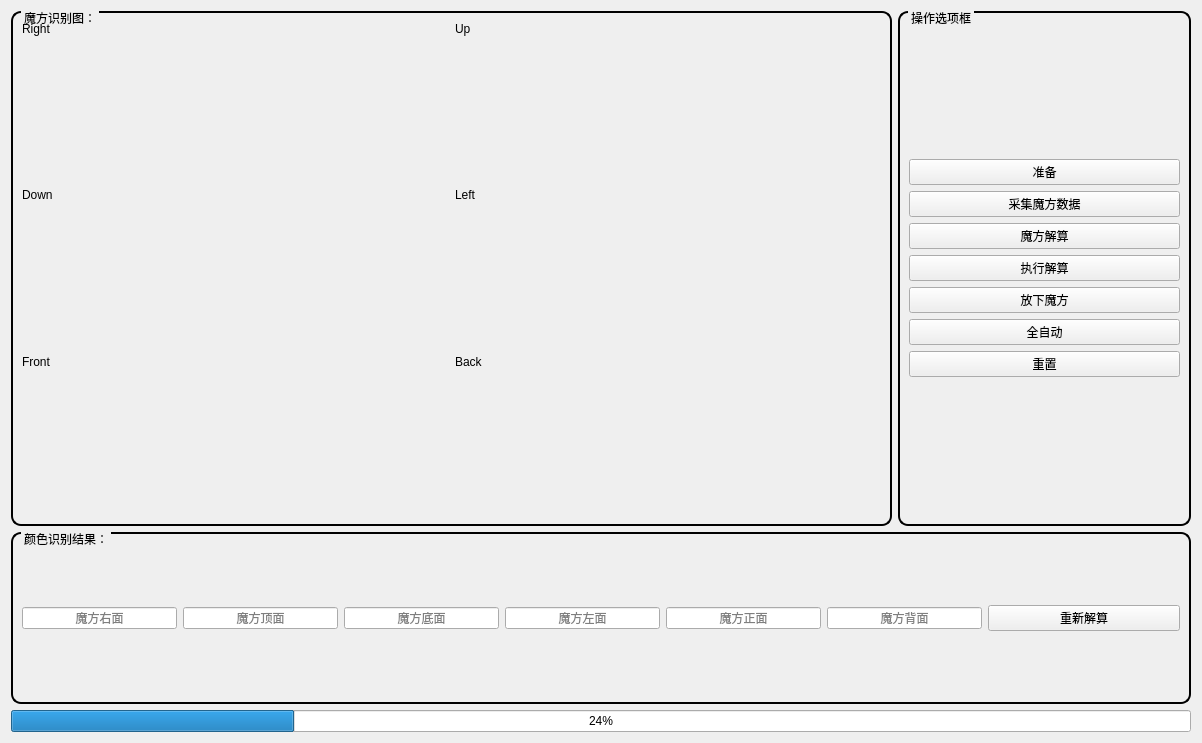
Above: cubewidget.ui from StoneRobot/grabrb_ui before the change. Below: the same form after it.
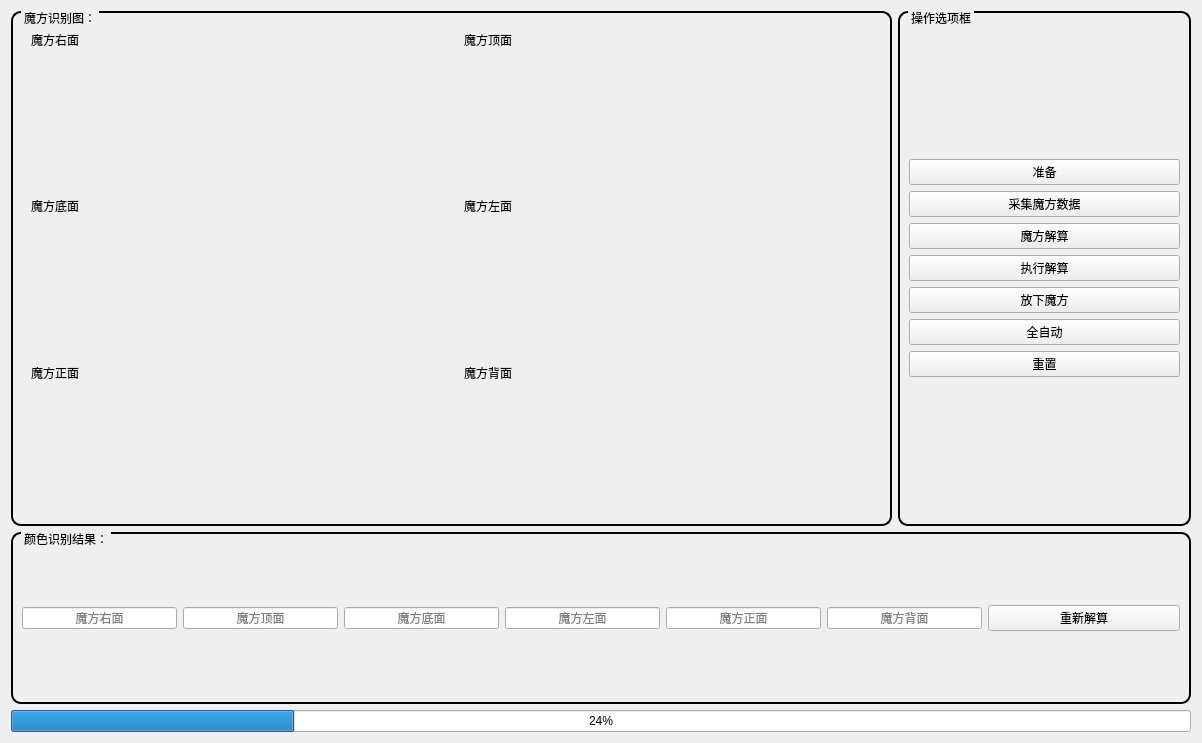
That is the form after the change.

```diff
--- a/cubewidget.ui
+++ b/cubewidget.ui
@@ -57,66 +57,130 @@
            </property>
            <layout class="QGridLayout" name="gridLayout_2">
             <item row="0" column="0">
-             <layout class="QGridLayout" name="gridLayout">
-              <item row="0" column="0">
+             <layout class="QVBoxLayout" name="verticalLayout_9">
+              <item>
+               <layout class="QHBoxLayout" name="horizontalLayout_12">
+                <item>
+                 <widget class="QWidget" name="RightImg_widget" native="true">
+                  <layout class="QHBoxLayout" name="horizontalLayout_23">
+                   <item>
                <widget class="QLabel" name="RightImg_label">
                 <property name="text">
-                 <string>Right</string>
+                      <string>魔方右面</string>
                 </property>
                 <property name="alignment">
                  <set>Qt::AlignLeading|Qt::AlignLeft|Qt::AlignTop</set>
                 </property>
                </widget>
               </item>
-              <item row="3" column="0">
+                  </layout>
+                 </widget>
+                </item>
+               </layout>
+              </item>
+              <item>
+               <layout class="QHBoxLayout" name="horizontalLayout_10">
+                <item>
+                 <widget class="QWidget" name="DownImg_widget" native="true">
+                  <layout class="QHBoxLayout" name="horizontalLayout_21">
+                   <item>
+                    <widget class="QLabel" name="DownImg_label">
+                     <property name="text">
+                      <string>魔方底面</string>
+                     </property>
+                     <property name="alignment">
+                      <set>Qt::AlignLeading|Qt::AlignLeft|Qt::AlignTop</set>
+                     </property>
+                    </widget>
+                   </item>
+                  </layout>
+                 </widget>
+                </item>
+               </layout>
+              </item>
+              <item>
+               <layout class="QHBoxLayout" name="horizontalLayout_11">
+                <item>
+                 <widget class="QWidget" name="FrontImg_widget" native="true">
+                  <layout class="QHBoxLayout" name="horizontalLayout_22">
+                   <item>
                <widget class="QLabel" name="FrontImg_label">
                 <property name="text">
-                 <string>Front</string>
+                      <string>魔方正面</string>
                 </property>
                 <property name="alignment">
                  <set>Qt::AlignLeading|Qt::AlignLeft|Qt::AlignTop</set>
                 </property>
                </widget>
               </item>
-              <item row="3" column="1">
-               <widget class="QLabel" name="BackImg_label">
-                <property name="text">
-                 <string>Back</string>
-                </property>
-                <property name="alignment">
-                 <set>Qt::AlignLeading|Qt::AlignLeft|Qt::AlignTop</set>
-                </property>
-               </widget>
+                  </layout>
+                 </widget>
+                </item>
+               </layout>
+              </item>
+             </layout>
               </item>
               <item row="0" column="1">
+             <layout class="QVBoxLayout" name="verticalLayout_8">
+              <item>
+               <layout class="QHBoxLayout" name="horizontalLayout_17">
+                <item>
+                 <widget class="QWidget" name="UpImg_widget" native="true">
+                  <layout class="QHBoxLayout" name="horizontalLayout_20">
+                   <item>
                <widget class="QLabel" name="UpImg_label">
                 <property name="text">
-                 <string>Up</string>
+                      <string>魔方顶面</string>
                 </property>
                 <property name="alignment">
                  <set>Qt::AlignLeading|Qt::AlignLeft|Qt::AlignTop</set>
                 </property>
                </widget>
               </item>
-              <item row="2" column="0">
-               <widget class="QLabel" name="DownImg_label">
-                <property name="text">
-                 <string>Down</string>
-                </property>
-                <property name="alignment">
-                 <set>Qt::AlignLeading|Qt::AlignLeft|Qt::AlignTop</set>
-                </property>
-               </widget>
-              </item>
-              <item row="2" column="1">
+                  </layout>
+                 </widget>
+                </item>
+               </layout>
+              </item>
+              <item>
+               <layout class="QHBoxLayout" name="horizontalLayout_14">
+                <item>
+                 <widget class="QWidget" name="LeftImg_widget" native="true">
+                  <layout class="QHBoxLayout" name="horizontalLayout_18">
+                   <item>
                <widget class="QLabel" name="LeftImg_label">
                 <property name="text">
-                 <string>Left</string>
+                      <string>魔方左面</string>
                 </property>
                 <property name="alignment">
                  <set>Qt::AlignLeading|Qt::AlignLeft|Qt::AlignTop</set>
                 </property>
                </widget>
+                   </item>
+                  </layout>
+                 </widget>
+                </item>
+               </layout>
+              </item>
+              <item>
+               <layout class="QHBoxLayout" name="horizontalLayout_16">
+                <item>
+                 <widget class="QWidget" name="BackImg_widget" native="true">
+                  <layout class="QHBoxLayout" name="horizontalLayout_19">
+                   <item>
+                    <widget class="QLabel" name="BackImg_label">
+                     <property name="text">
+                      <string>魔方背面</string>
+                     </property>
+                     <property name="alignment">
+                      <set>Qt::AlignLeading|Qt::AlignLeft|Qt::AlignTop</set>
+                     </property>
+                    </widget>
+                   </item>
+                  </layout>
+                 </widget>
+                </item>
+               </layout>
               </item>
              </layout>
             </item>
```
Lines whose indentation alone changed are shown as unchanged.
